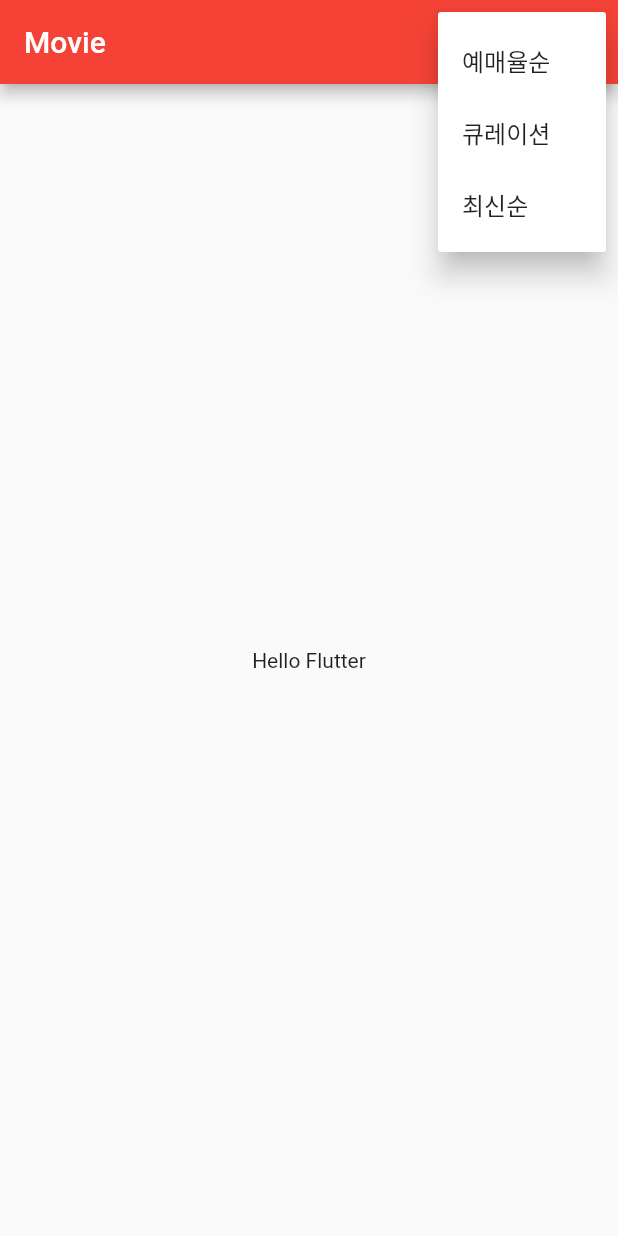
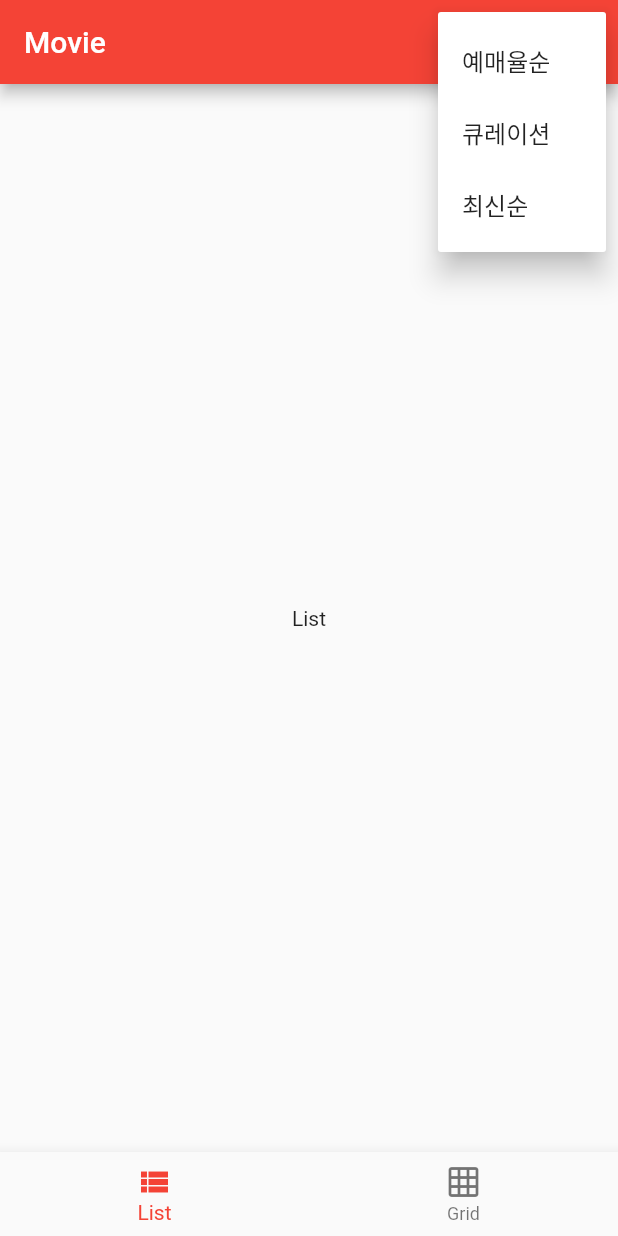
Before and after one commit to junmin-Chang/FlutterToy_Movie, a Flutter app: the screen it shows after launch, after a tap on the "sort" icon, on a phone screen of 412 x 824 dp. Run offline on Flutter 3.47's test engine with Material 2 defaults, Android fonts, the phone set to English and light mode, and no system bars.

```diff
--- /dev/null
+++ b/lib/grid_page.dart
@@ -0,0 +1,12 @@
+import 'package:flutter/material.dart';
+
+class GridPage extends StatelessWidget {
+  @override
+  Widget build(BuildContext context) {
+    return Scaffold(
+      body: Center(
+        child: Text("Grid"),
+      ),
+    );
+  }
+}
--- /dev/null
+++ b/lib/list_page.dart
@@ -0,0 +1,12 @@
+import 'package:flutter/material.dart';
+
+class ListPage extends StatelessWidget {
+  @override
+  Widget build(BuildContext context) {
+    return Scaffold(
+      body: Center(
+        child: Text("List"),
+      ),
+    );
+  }
+}
--- a/lib/main.dart
+++ b/lib/main.dart
@@ -1,5 +1,8 @@
 import 'package:flutter/material.dart';
 import 'main_page.dart';
+
+import 'grid_page.dart';
+import 'list_page.dart';
 
 void main() => runApp(MyApp());
 
--- a/lib/main_page.dart
+++ b/lib/main_page.dart
@@ -1,6 +1,15 @@
 import 'package:flutter/material.dart';
+import 'package:junmin_movie_app/grid_page.dart';
+import 'package:junmin_movie_app/list_page.dart';
 
-class MainPage extends StatelessWidget {
+class MainPage extends StatefulWidget {
+  @override
+  _MainPageState createState() => _MainPageState();
+}
+
+class _MainPageState extends State<MainPage> {
+  int _selectedTabIndex = 0;
+
   @override
   Widget build(BuildContext context) {
     return Scaffold(
@@ -28,9 +37,32 @@ class MainPage extends StatelessWidget {
             )
           ],
         ),
-      body: Center(
-        child: Text('Hello Flutter'),
+        body: _buildPage(_selectedTabIndex),
+        bottomNavigationBar: BottomNavigationBar(
+          items: <BottomNavigationBarItem>[
+            BottomNavigationBarItem(
+              icon: Icon(Icons.view_list),
+              title: Text("List"),
             ),
-    );
+            BottomNavigationBarItem(
+              icon: Icon(Icons.grid_on),
+              title: Text("Grid"),
+            ),
+          ],
+          currentIndex: _selectedTabIndex,
+          onTap: (value) {
+            setState(() {
+              _selectedTabIndex = value;
+              print("$_selectedTabIndex Tab Clicked");
+            });
+          },
+        ));
+  }
+
+  Widget _buildPage(index) {
+    if (index == 0)
+      return ListPage();
+    else
+      return GridPage();
   }
 }
```
Lines whose indentation alone changed are shown as unchanged.
